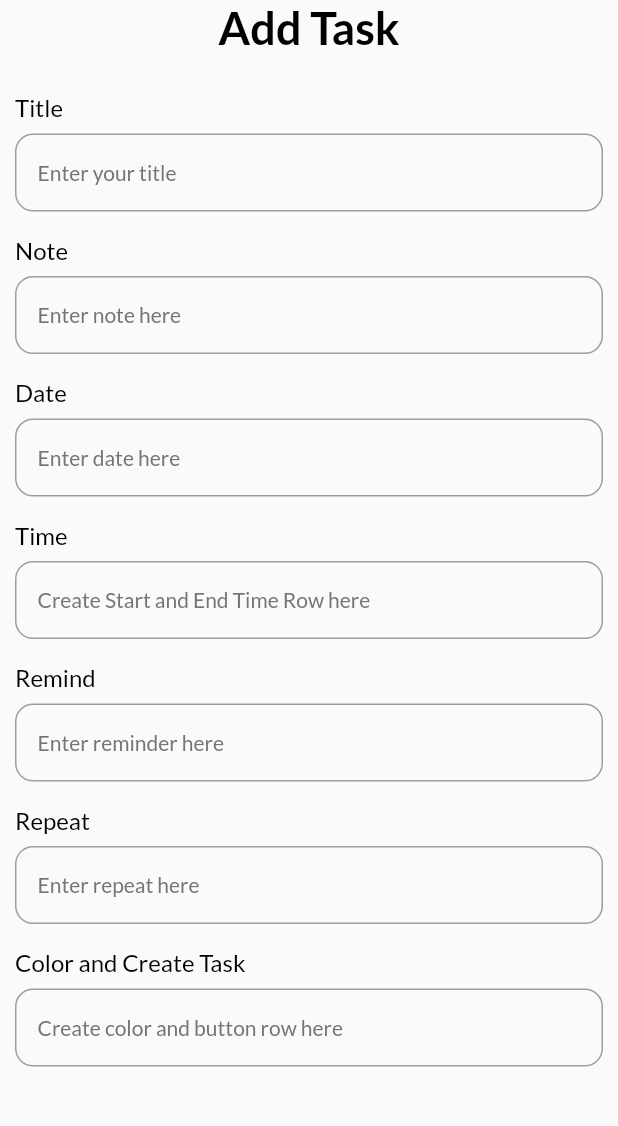
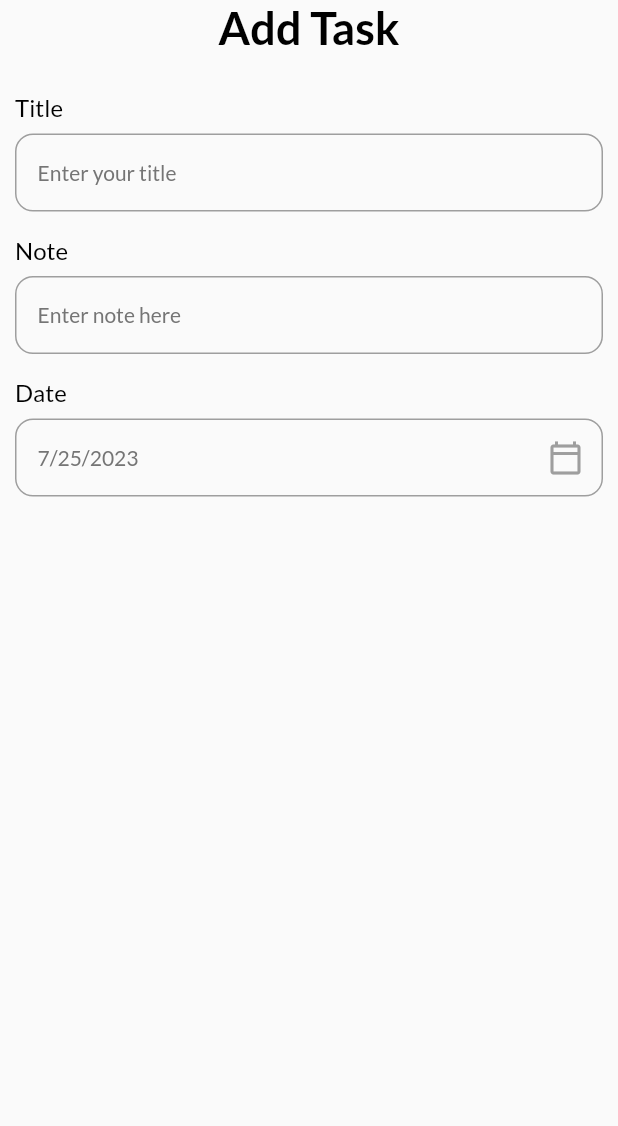
Before and after one commit to i-am-thessa/flutter-tutorial3, a Flutter app: the AddTaskPage screen opened directly, on a phone screen of 412 x 824 dp, the part 84-1210 px from its top. Run offline on Flutter 3.47's test engine with Material 2 defaults, Android fonts, the phone set to English and light mode, and no system bars; our stand-ins replace animated_bottom_navigation_bar, date_picker_timeline, dotted_border, get, get_storage, google_fonts and 2 more; accounts and stored records are empty.

Commit message:
Added Date Picker , Title and Notes

```diff
--- a/todo_app_2/lib/ui/add_task_page.dart
+++ b/todo_app_2/lib/ui/add_task_page.dart
@@ -1,5 +1,6 @@
 import 'package:flutter/material.dart';
 import 'package:get/get.dart';
+import 'package:intl/intl.dart';
 import 'package:todo_app_2/ui/theme.dart';
 import 'package:todo_app_2/ui/widgets/input_field.dart';
 
@@ -11,11 +12,24 @@ class AddTaskPage extends StatefulWidget {
 }
 
 class _AddTaskPageState extends State<AddTaskPage> {
+  DateTime _selectedDate = DateTime.now();
   TextEditingController _taskTitleController = TextEditingController();
+  TextEditingController _notesController = TextEditingController();
+  TextEditingController _dateController = TextEditingController();
+  TextEditingController _timeStartController = TextEditingController();
+  TextEditingController _timeEndController = TextEditingController();
+  TextEditingController _reminderController = TextEditingController();
+  TextEditingController _repeatController = TextEditingController();
 
   @override
   void dispose() {
     _taskTitleController.dispose();
+    _notesController.dispose();
+    _dateController.dispose();
+    _timeStartController.dispose();
+    _timeEndController.dispose();
+    _reminderController.dispose();
+    _repeatController.dispose();
     super.dispose();
   }
 
@@ -33,38 +47,57 @@ class _AddTaskPageState extends State<AddTaskPage> {
               MyInputField(
                   title: 'Title',
                   hint: 'Enter your title',
-                  controller: _taskTitleController,
-                  widget: widget),
+                  controller: _taskTitleController),
               MyInputField(
                   title: 'Note',
                   hint: 'Enter note here',
-                  controller: _taskTitleController,
-                  widget: widget),
+                  controller: _notesController),
               MyInputField(
-                  title: 'Date',
-                  hint: 'Enter date here',
-                  controller: _taskTitleController,
-                  widget: widget),
-              MyInputField(
-                  title: 'Time',
-                  hint: 'Create Start and End Time Row here',
-                  controller: _taskTitleController,
-                  widget: widget),
-              MyInputField(
-                  title: 'Remind',
-                  hint: 'Enter reminder here',
-                  controller: _taskTitleController,
-                  widget: widget),
-              MyInputField(
-                  title: 'Repeat',
-                  hint: 'Enter repeat here',
-                  controller: _taskTitleController,
-                  widget: widget),
-              MyInputField(
-                  title: 'Color and Create Task',
-                  hint: 'Create color and button row here',
-                  controller: _taskTitleController,
-                  widget: widget),
+                title: 'Date',
+                hint: DateFormat.yMd().format(_selectedDate),
+                controller: _dateController,
+                widget: IconButton(
+                  icon: const Icon(
+                    Icons.calendar_today_outlined,
+                    color: Colors.grey,
+                  ),
+                  onPressed: () {
+                    print("hi there");
+                    _getDateFromUser();
+                  },
+                ),
+              ),
+              // Expanded(
+              //   child: Row(
+              //     children: [
+              //       MyInputField(
+              //           title: 'Start Time',
+              //           hint: 'Create Start and End Time Row here',
+              //           controller: _timeStartController,
+              //           widget: widget),
+              //       MyInputField(
+              //           title: 'End Time',
+              //           hint: 'Create Start and End Time Row here',
+              //           controller: _timeEndController,
+              //           widget: widget),
+              //     ],
+              //   ),
+              // ),
+              // MyInputField(
+              //     title: 'Remind',
+              //     hint: 'Enter reminder here',
+              //     controller: _reminderController,
+              //     widget: widget),
+              // MyInputField(
+              //     title: 'Repeat',
+              //     hint: 'Enter repeat here',
+              //     controller: _repeatController,
+              //     widget: widget),
+              // MyInputField(
+              //     title: 'Color and Create Task',
+              //     hint: 'Create color and button row here',
+              //     controller: _taskTitleController,
+              //     widget: widget),
             ],
           ),
         ),
@@ -98,4 +131,19 @@ class _AddTaskPageState extends State<AddTaskPage> {
       ],
     );
   }
+
+  _getDateFromUser() async {
+    DateTime? _pickerDate = await showDatePicker(
+      context: context,
+      initialDate: DateTime.now(),
+      firstDate: DateTime(2015),
+      lastDate: DateTime(2030),
+    );
+
+    if (_pickerDate != null) {
+      _selectedDate = _pickerDate;
+    } else {
+      print("Null or Something is Wrong");
+    }
+  }
 }
--- a/todo_app_2/lib/ui/widgets/input_field.dart
+++ b/todo_app_2/lib/ui/widgets/input_field.dart
@@ -6,14 +6,14 @@ class MyInputField extends StatelessWidget {
   final String title;
   final String hint;
   final TextEditingController? controller;
-  final Widget widget;
+  final Widget? widget;
 
   const MyInputField({
     Key? key,
     required this.title,
     required this.hint,
-    required this.controller,
-    required this.widget,
+    this.controller,
+    this.widget,
   }) : super(key: key);
 
   @override
@@ -44,6 +44,7 @@ class MyInputField extends StatelessWidget {
               children: [
                 Expanded(
                   child: TextFormField(
+                    readOnly: widget == null ? false : true,
                     autofocus: false,
                     cursorColor:
                         Get.isDarkMode ? Colors.grey[100] : Colors.grey[700],
@@ -63,6 +64,7 @@ class MyInputField extends StatelessWidget {
                     ),
                   ),
                 ),
+                widget == null ? Container() : Container(child: widget),
               ],
             ),
           ),
```
